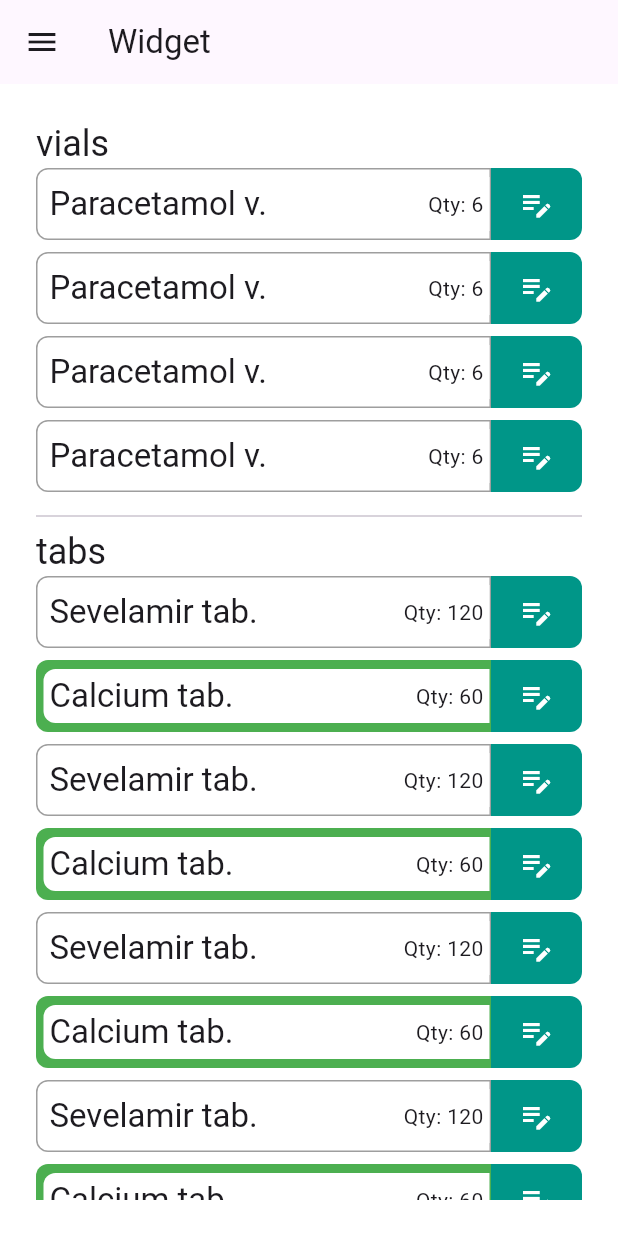
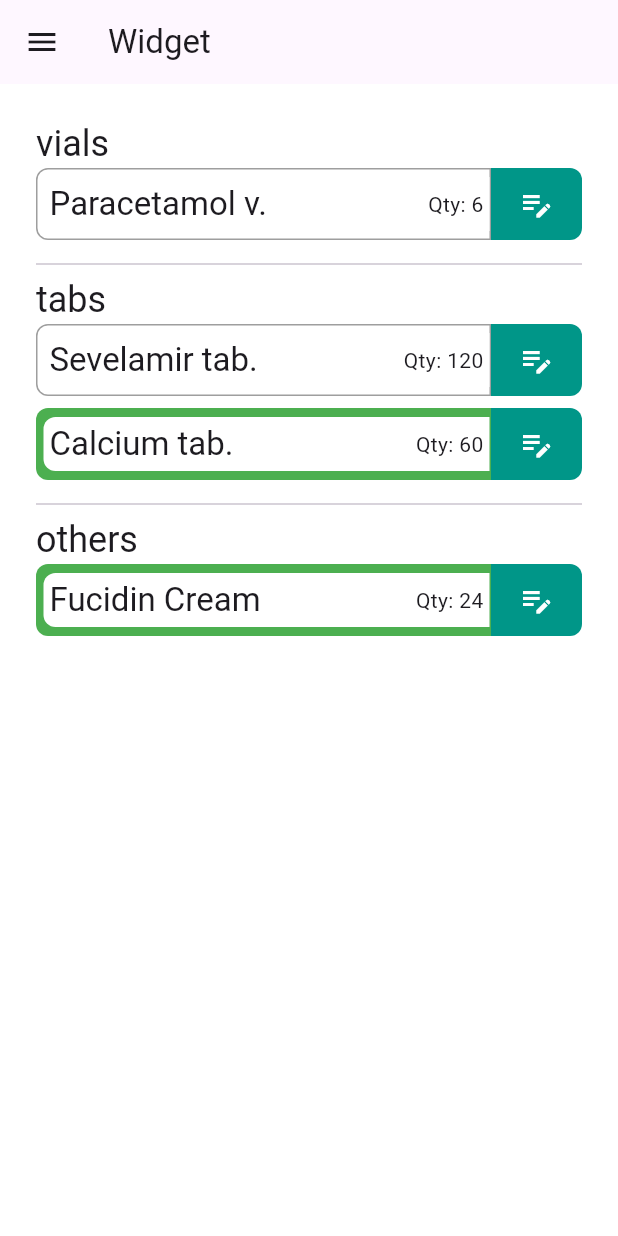
Before and after one commit to aliwaseem27/daily_drugs, a Flutter app: the screen it shows after launch, in the side drawer, after a tap on "New Drugs Order", on a phone screen of 412 x 824 dp. Run offline on Flutter 3.47's test engine with Material 3 defaults, Android fonts, the phone set to English and light mode, and no system bars; our stand-ins replace bloc, flutter_bloc, freezed_annotation.

Commit message:
add: DrugsOrderBloc

```diff
--- /dev/null
+++ b/devtools_options.yaml
@@ -0,0 +1,3 @@
+description: This file stores settings for Dart & Flutter DevTools.
+documentation: https://docs.flutter.dev/tools/devtools/extensions#configure-extension-enablement-states
+extensions:
--- a/lib/main.dart
+++ b/lib/main.dart
@@ -1,9 +1,12 @@
-import 'package:daily_drugs/presentation/drugs_order_list_screen/drugs_order_list_screen.dart';
 import 'package:daily_drugs/presentation/navigation_screen/navigation_screen.dart';
 import 'package:flutter/material.dart';
+import 'package:flutter_bloc/flutter_bloc.dart';
+
+import 'bloc_observer.dart';
 
 void main() {
   runApp(const MyApp());
+  Bloc.observer = AppBlocObserver();
 }
 
 class MyApp extends StatelessWidget {
--- a/lib/presentation/drugs_order_list_screen/blocs/drugs_order_bloc.dart
+++ b/lib/presentation/drugs_order_list_screen/blocs/drugs_order_bloc.dart
@@ -1,5 +1,8 @@
 import 'package:bloc/bloc.dart';
 import 'package:freezed_annotation/freezed_annotation.dart';
+
+import '../../../domain/drug.dart';
+import '../../../domain/enums.dart';
 
 part 'drugs_order_event.dart';
 part 'drugs_order_state.dart';
@@ -7,8 +10,21 @@ part 'drugs_order_bloc.freezed.dart';
 
 class DrugsOrderBloc extends Bloc<DrugsOrderEvent, DrugsOrderState> {
   DrugsOrderBloc() : super(const DrugsOrderState.initial()) {
-    on<DrugsOrderEvent>((event, emit) {
-      // TODO: implement event handler
+    on<_LoadDrugs>((event, emit) {
+      emit(const DrugsOrderState.loading());
+
+      final List<Drug> drugs = [
+        Drug(name: 'Paracetamol v.', category: Category.vials, quantity: 6),
+        Drug(name: 'Sevelamir tab.', category: Category.tabs, quantity: 120, isSelected: false),
+        Drug(name: 'Calcium tab.', category: Category.tabs, quantity: 60, isSelected: true),
+        Drug(name: 'Fucidin Cream', category: Category.others, quantity: 24, isSelected: true),
+      ];
+
+      if (drugs.isEmpty) {
+        emit(const DrugsOrderState.error(message: "No drugs"));
+      } else {
+        emit(DrugsOrderState.loaded(drugs: drugs));
+      }
     });
   }
 }
--- a/lib/presentation/drugs_order_list_screen/blocs/drugs_order_event.dart
+++ b/lib/presentation/drugs_order_list_screen/blocs/drugs_order_event.dart
@@ -3,4 +3,5 @@ part of 'drugs_order_bloc.dart';
 @freezed
 class DrugsOrderEvent with _$DrugsOrderEvent {
   const factory DrugsOrderEvent.started() = _Started;
+  const factory DrugsOrderEvent.loadDrugs() = _LoadDrugs;
 }
--- a/lib/presentation/drugs_order_list_screen/blocs/drugs_order_state.dart
+++ b/lib/presentation/drugs_order_list_screen/blocs/drugs_order_state.dart
@@ -3,4 +3,7 @@ part of 'drugs_order_bloc.dart';
 @freezed
 class DrugsOrderState with _$DrugsOrderState {
   const factory DrugsOrderState.initial() = _Initial;
+  const factory DrugsOrderState.loading() = _Loading;
+  const factory DrugsOrderState.loaded({required List<Drug> drugs}) = _Loaded;
+  const factory DrugsOrderState.error({required String message}) = _Error;
 }
--- a/lib/presentation/drugs_order_list_screen/drugs_order_list_screen.dart
+++ b/lib/presentation/drugs_order_list_screen/drugs_order_list_screen.dart
@@ -1,8 +1,9 @@
 import 'package:flutter/material.dart';
+import 'package:flutter_bloc/flutter_bloc.dart';
 
-import '../../domain/drug.dart';
 import '../../domain/enums.dart';
 import '../../utils/constants/app_sizes.dart';
+import 'blocs/drugs_order_bloc.dart';
 import 'widgets/drug_info_tile.dart';
 import 'widgets/edit_quantity_button.dart';
 import 'widgets/quantity_customizer.dart';
@@ -21,32 +22,27 @@ class _DrugsOrderListScreenState extends State<DrugsOrderListScreen> {
 
   @override
   Widget build(BuildContext context) {
-    final drugs = <Drug>[
-      Drug(name: 'Paracetamol v.', category: Category.vials, quantity: 6),
-      Drug(name: 'Sevelamir tab.', category: Category.tabs, quantity: 120, isSelected: false),
-      Drug(name: 'Calcium tab.', category: Category.tabs, quantity: 60, isSelected: true),
-      Drug(name: 'Fucidin Cream', category: Category.others, quantity: 24, isSelected: true),
-      Drug(name: 'Paracetamol v.', category: Category.vials, quantity: 6),
-      Drug(name: 'Sevelamir tab.', category: Category.tabs, quantity: 120, isSelected: false),
-      Drug(name: 'Calcium tab.', category: Category.tabs, quantity: 60, isSelected: true),
-      Drug(name: 'Fucidin Cream', category: Category.others, quantity: 24, isSelected: true),
-      Drug(name: 'Paracetamol v.', category: Category.vials, quantity: 6),
-      Drug(name: 'Sevelamir tab.', category: Category.tabs, quantity: 120, isSelected: false),
-      Drug(name: 'Calcium tab.', category: Category.tabs, quantity: 60, isSelected: true),
-      Drug(name: 'Fucidin Cream', category: Category.others, quantity: 24, isSelected: true),
-      Drug(name: 'Paracetamol v.', category: Category.vials, quantity: 6),
-      Drug(name: 'Sevelamir tab.', category: Category.tabs, quantity: 120, isSelected: false),
-      Drug(name: 'Calcium tab.', category: Category.tabs, quantity: 60, isSelected: true),
-      Drug(name: 'Fucidin Cream', category: Category.others, quantity: 24, isSelected: true),
-    ];
-
     return Scaffold(
       body: Padding(
-        padding: EdgeInsets.all(AppSizes.defaultSpace),
+        padding: const EdgeInsets.all(AppSizes.defaultSpace),
         child: SingleChildScrollView(
           child: Column(
             children: [
-              ListView.separated(
+              BlocBuilder<DrugsOrderBloc, DrugsOrderState>(
+                builder: (context, state) {
+                  return state.map(
+                    initial: (state) {
+                      return const SizedBox();
+                    },
+                    loading: (state) {
+                      return const Center(
+                        child: CircularProgressIndicator(),
+                      );
+                    },
+                    loaded: (state) {
+                      final drugs = state.drugs;
+                      print(drugs[0].name);
+                      return ListView.separated(
                         shrinkWrap: true,
                         physics: const NeverScrollableScrollPhysics(),
                         itemCount: Category.values.length,
@@ -67,7 +63,7 @@ class _DrugsOrderListScreenState extends State<DrugsOrderListScreen> {
                                     return const SizedBox();
                                   }
                                   return Container(
-                            margin: EdgeInsets.only(bottom: AppSizes.sm),
+                                    margin: const EdgeInsets.only(bottom: AppSizes.sm),
                                     child: Column(
                                       mainAxisAlignment: MainAxisAlignment.center,
                                       children: [
@@ -86,7 +82,7 @@ class _DrugsOrderListScreenState extends State<DrugsOrderListScreen> {
                                                   flex: 5,
                                                   child: DrugInfoTile(drug: drugs[secIndex]),
                                                 ),
-                                        Expanded(
+                                                const Expanded(
                                                   child: EditQuantityButton(),
                                                 ),
                                               ],
@@ -108,7 +104,16 @@ class _DrugsOrderListScreenState extends State<DrugsOrderListScreen> {
                           );
                         },
                         separatorBuilder: (context, index) {
-                  return Divider();
+                          return const Divider();
+                        },
+                      );
+                    },
+                    error: (state) {
+                      return Center(
+                        child: Text(state.message),
+                      );
+                    },
+                  );
                 },
               ),
             ],
--- a/lib/presentation/drugs_order_list_screen/widgets/drug_info_tile.dart
+++ b/lib/presentation/drugs_order_list_screen/widgets/drug_info_tile.dart
@@ -14,13 +14,13 @@ class DrugInfoTile extends StatelessWidget {
   @override
   Widget build(BuildContext context) {
     return Container(
-      padding: EdgeInsets.only(left: AppSizes.xs, top: AppSizes.xs, bottom: AppSizes.xs),
+      padding: const EdgeInsets.only(left: AppSizes.xs, top: AppSizes.xs, bottom: AppSizes.xs),
       decoration: BoxDecoration(
         border: Border.all(
           color: drug.isSelected ? Colors.transparent : Colors.black38,
         ),
         color: drug.isSelected ? Colors.green : Colors.transparent,
-        borderRadius: BorderRadius.only(
+        borderRadius: const BorderRadius.only(
           topLeft: Radius.circular(AppSizes.borderRadiusMd),
           bottomLeft: Radius.circular(AppSizes.borderRadiusMd),
         ),
@@ -29,8 +29,8 @@ class DrugInfoTile extends StatelessWidget {
         children: [
           Expanded(
             child: Container(
-              padding: EdgeInsets.all(AppSizes.xs),
-              decoration: BoxDecoration(
+              padding: const EdgeInsets.all(AppSizes.xs),
+              decoration: const BoxDecoration(
                 color: Colors.white,
                 borderRadius: BorderRadius.only(
                   topLeft: Radius.circular(AppSizes.borderRadiusMd),
@@ -47,7 +47,7 @@ class DrugInfoTile extends StatelessWidget {
                   ),
                   Row(
                     children: [
-                      Text("Qty: "),
+                      const Text("Qty: "),
                       Text(
                         drug.quantity.toString(),
                       ),
--- a/lib/presentation/drugs_order_list_screen/widgets/edit_quantity_button.dart
+++ b/lib/presentation/drugs_order_list_screen/widgets/edit_quantity_button.dart
@@ -10,14 +10,14 @@ class EditQuantityButton extends StatelessWidget {
   @override
   Widget build(BuildContext context) {
     return Container(
-      decoration: BoxDecoration(
+      decoration: const BoxDecoration(
           color: Colors.teal,
           borderRadius: BorderRadius.only(
             topRight: Radius.circular(AppSizes.borderRadiusMd),
             bottomRight: Radius.circular(AppSizes.borderRadiusMd),
           )),
       child: IconButton(
-        icon: Icon(
+        icon: const Icon(
           Icons.edit_note,
           color: Colors.white,
         ),
--- a/lib/presentation/drugs_order_list_screen/widgets/quantity_customizer.dart
+++ b/lib/presentation/drugs_order_list_screen/widgets/quantity_customizer.dart
@@ -22,7 +22,7 @@ class QuantityCustomizer extends StatelessWidget {
         width: MediaQuery.of(context).size.width * 0.8,
         decoration: BoxDecoration(
           color: Colors.white,
-          borderRadius: BorderRadius.only(
+          borderRadius: const BorderRadius.only(
             bottomLeft: Radius.circular(AppSizes.borderRadiusMd),
             bottomRight: Radius.circular(AppSizes.borderRadiusMd),
           ),
@@ -31,7 +31,7 @@ class QuantityCustomizer extends StatelessWidget {
               color: Colors.grey.withOpacity(0.2),
               spreadRadius: 1,
               blurRadius: 1,
-              offset: Offset(0, 1),
+              offset: const Offset(0, 1),
             ),
           ],
         ),
@@ -45,7 +45,7 @@ class QuantityCustomizer extends StatelessWidget {
                   onChanged: (value) {},
                 ),
               ),
-              VerticalDivider(),
+              const VerticalDivider(),
               Expanded(
                 child: TextField(
                   decoration: InputDecoration(
--- a/lib/presentation/history_screen/history_screen.dart
+++ b/lib/presentation/history_screen/history_screen.dart
@@ -7,7 +7,7 @@ class HistoryScreen extends StatelessWidget {
 
   @override
   Widget build(BuildContext context) {
-    return Center(
+    return const Center(
       child: Text("History Screen"),
     );
   }
--- a/lib/presentation/navigation_screen/navigation_screen.dart
+++ b/lib/presentation/navigation_screen/navigation_screen.dart
@@ -1,5 +1,7 @@
+import 'package:daily_drugs/presentation/drugs_order_list_screen/blocs/drugs_order_bloc.dart';
 import 'package:daily_drugs/presentation/drugs_order_list_screen/drugs_order_list_screen.dart';
 import 'package:flutter/material.dart';
+import 'package:flutter_bloc/flutter_bloc.dart';
 
 import '../history_screen/history_screen.dart';
 import '../settings_screen/settings_screen.dart';
@@ -14,9 +16,9 @@ class NavigationScreen extends StatefulWidget {
 class _NavigationScreenState extends State<NavigationScreen> {
   int _selectedIndex = 0;
   final _listPage = [
-    DrugsOrderListScreen(),
-    HistoryScreen(),
-    SettingsScreen(),
+    const DrugsOrderListScreen(),
+    const HistoryScreen(),
+    const SettingsScreen(),
   ];
 
   void _onItemTapped(int index) {
@@ -31,32 +33,39 @@ class _NavigationScreenState extends State<NavigationScreen> {
       appBar: AppBar(
         title: Text(_listPage[_selectedIndex].toString()),
       ),
-      body: _listPage.elementAt(_selectedIndex),
+      body: MultiBlocProvider(
+        providers: [
+          BlocProvider<DrugsOrderBloc>(
+            create: (context) => DrugsOrderBloc()..add(const DrugsOrderEvent.loadDrugs()),
+          ),
+        ],
+        child: _listPage.elementAt(_selectedIndex),
+      ),
       drawer: Drawer(
         child: ListView(
           children: [
-            DrawerHeader(
+            const DrawerHeader(
               decoration: BoxDecoration(
                 color: Colors.blue,
               ),
               child: Center(child: Text('Day and History of Today')),
             ),
             ListTile(
-              title: Text('New Drugs Order'),
+              title: const Text('New Drugs Order'),
               onTap: () {
                 _onItemTapped(0);
                 Navigator.pop(context);
               },
             ),
             ListTile(
-              title: Text('History'),
+              title: const Text('History'),
               onTap: () {
                 _onItemTapped(1);
                 Navigator.pop(context);
               },
             ),
             ListTile(
-              title: Text('Settings'),
+              title: const Text('Settings'),
               onTap: () {
                 _onItemTapped(2);
                 Navigator.pop(context);
--- a/lib/presentation/settings_screen/settings_screen.dart
+++ b/lib/presentation/settings_screen/settings_screen.dart
@@ -7,7 +7,7 @@ class SettingsScreen extends StatelessWidget {
 
   @override
   Widget build(BuildContext context) {
-    return Center(
+    return const Center(
       child: Text("Settings Screen"),
     );
   }
```
Also changed, not shown: lib/bloc_observer.dart (added, +52 -0 lines), lib/presentation/drugs_order_list_screen/blocs/drugs_order_bloc.freezed.dart (added). Lines whose indentation alone changed are shown as unchanged.
